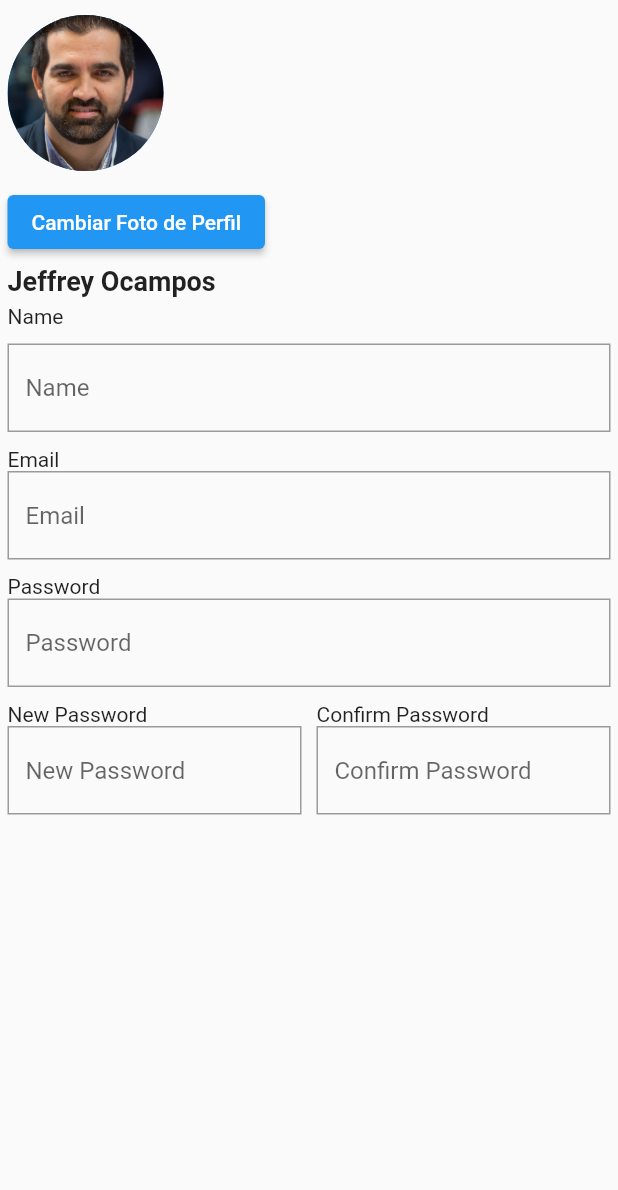
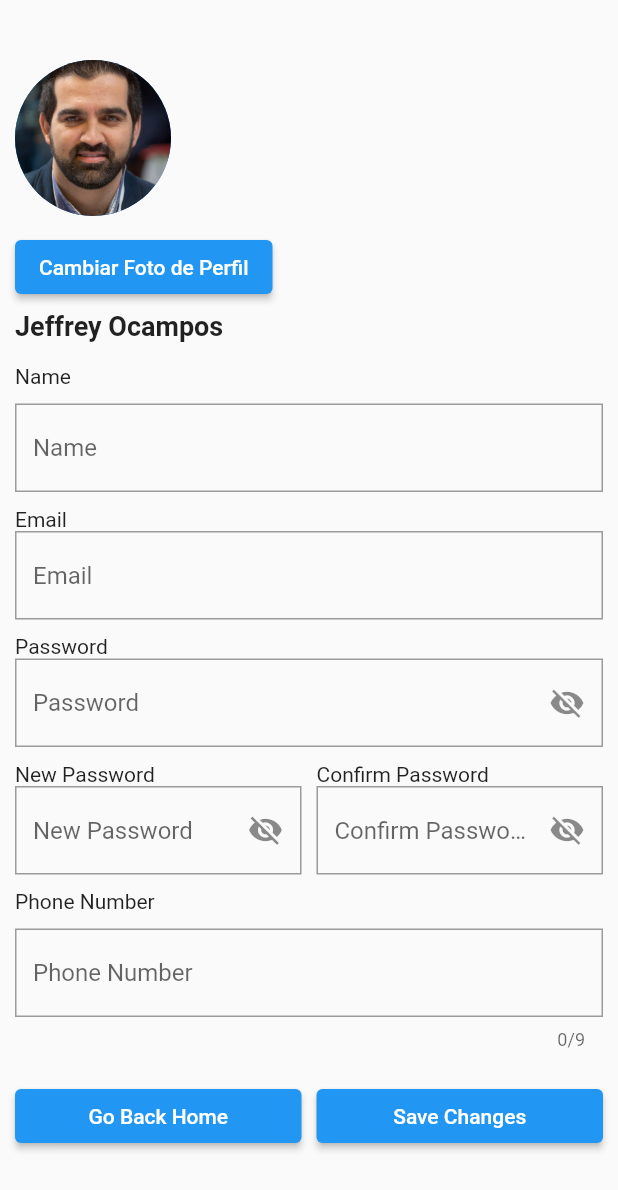
Before and after one commit to HireSync/HireSync-Flutter, a Flutter app: the Profile screen opened directly, on a phone screen of 412 x 824 dp. Shown: the top 1190 px of the screen. Run offline on Flutter 3.47's test engine with Material 2 defaults, Android fonts, the phone set to English and light mode, and no system bars.

Commit message:
update-profile-screen

```diff
--- a/lib/screens/profile.dart
+++ b/lib/screens/profile.dart
@@ -1,4 +1,6 @@
 import 'package:flutter/material.dart';
+import 'package:flutter/services.dart';
+import 'package:flutter_app/screens/home_screen.dart';
 
 class Profile extends StatefulWidget {
   const Profile({Key? key}) : super(key: key);
@@ -13,17 +15,20 @@ class _ProfileState extends State<Profile> {
   TextEditingController _passwordController = TextEditingController();
   TextEditingController _newpasswordController = TextEditingController();
   TextEditingController _confirmpasswordController = TextEditingController();
+  TextEditingController _phoneNumberController = TextEditingController();
   bool isVisible = false;
+  bool isVisible1 = false;
+  bool isVisible2 = false;
 
   @override
   Widget build(BuildContext context) {
     return Scaffold(
       body: Padding(
-        padding: const EdgeInsets.all(5.0),
+        padding: const EdgeInsets.all(10.0),
         child: Column(
           crossAxisAlignment: CrossAxisAlignment.start,
           children: [
-            const SizedBox(height: 5),
+            const SizedBox(height: 30),
             CircleAvatar(
               radius: 52,
               backgroundImage: AssetImage("lib/assets/perfil.jpg")
@@ -43,7 +48,7 @@ class _ProfileState extends State<Profile> {
                 fontWeight: FontWeight.bold
               )
             ),
-            const SizedBox(height: 5),
+            const SizedBox(height: 15),
             Text('Name'),
             const SizedBox(height: 10),
             TextField(
@@ -70,8 +75,19 @@ class _ProfileState extends State<Profile> {
             Text('Password'),
             TextField(
               controller: _passwordController,
+              obscureText: !isVisible2,
               decoration : InputDecoration(
                 hintText: 'Password',
+                suffixIcon: IconButton(
+                  onPressed: (){
+                    setState(() {
+                      isVisible2=!isVisible2;
+                    });
+                  },
+                  icon: Icon(
+                   isVisible2 ? Icons.visibility : Icons.visibility_off
+                  ),
+                ),
                 border: OutlineInputBorder(
                   borderRadius: BorderRadius.zero,
                 ),
@@ -87,8 +103,19 @@ class _ProfileState extends State<Profile> {
                       Text('New Password'),
                       TextField(
                         controller: _newpasswordController,
+                        obscureText: !isVisible,
                         decoration: InputDecoration(
                           hintText: 'New Password',
+                          suffixIcon: IconButton(
+                            onPressed: (){
+                              setState(() {
+                                isVisible=!isVisible;
+                              });
+                            },
+                            icon: Icon(
+                              isVisible ? Icons.visibility : Icons.visibility_off
+                            ),
+                          ),
                           border: OutlineInputBorder(
                             borderRadius: BorderRadius.zero,
                           ),
@@ -105,9 +132,19 @@ class _ProfileState extends State<Profile> {
                       Text('Confirm Password'),
                       TextField(
                         controller: _confirmpasswordController,
-                        obscureText: !isVisible,
+                        obscureText: !isVisible1,
                         decoration: InputDecoration(
                           hintText: 'Confirm Password',
+                          suffixIcon: IconButton(
+                            onPressed: (){
+                              setState(() {
+                                isVisible1=!isVisible1;
+                              });
+                            },
+                            icon: Icon(
+                              isVisible1 ? Icons.visibility : Icons.visibility_off
+                            ),
+                          ),
                           border: OutlineInputBorder(
                             borderRadius: BorderRadius.zero,
                           ),
@@ -118,6 +155,35 @@ class _ProfileState extends State<Profile> {
                 ),
               ],
             ),
+
+            const SizedBox(height: 10),
+            Text('Phone Number'),
+            const SizedBox(height: 10),
+            TextField(
+                controller: _phoneNumberController,
+                keyboardType: TextInputType.number,
+                inputFormatters: [FilteringTextInputFormatter.digitsOnly],
+                maxLength: 9,
+                decoration: InputDecoration(
+                  hintText: 'Phone Number',
+                  border: OutlineInputBorder(
+                    borderRadius: BorderRadius.zero,
+                  ),
+                ),
+            ),
+            const SizedBox(height: 20),
+            Row(children: [
+              Expanded(
+                child: ElevatedButton(onPressed: (){
+                  Navigator.push(context, MaterialPageRoute(builder: (context)=>const HomePage()));
+                }, child: Text('Go Back Home')),
+              ),
+              SizedBox(width: 10),
+              Expanded(
+                child: ElevatedButton(onPressed: (){
+                }, child: Text('Save Changes')),
+              )
+            ],)
           ],
         ),
       ),
```
